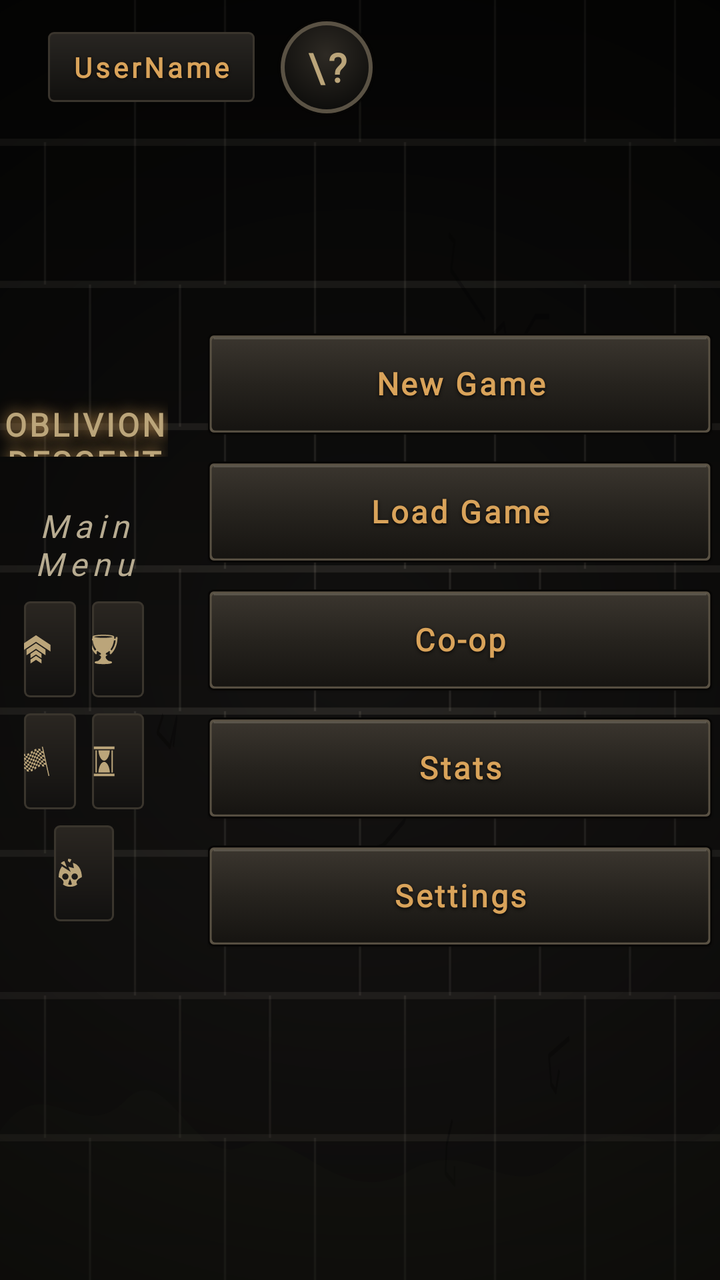
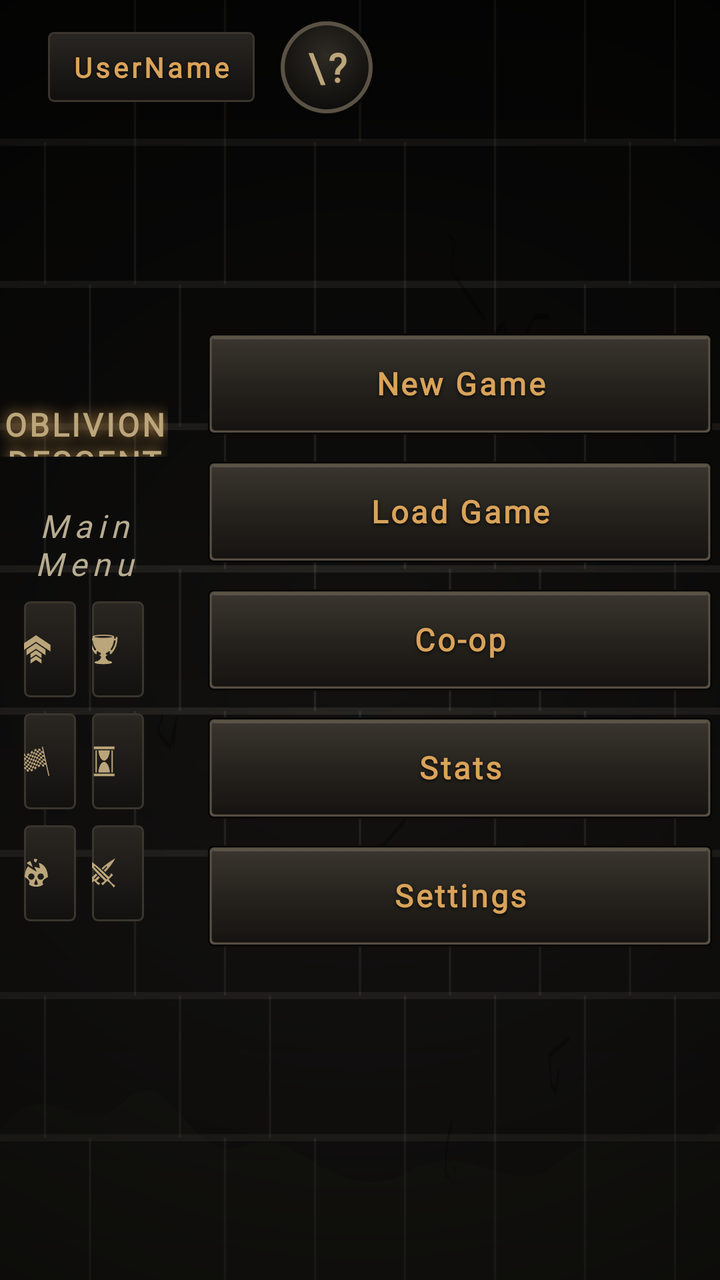

Two renders of the same Android screen: before a commit and after it. Below are the layout's source before the change and the commit's diff.
<!-- AndroidManifest.xml: activity theme Theme.OblivionDescent.Screen -->
<!-- res/layout/activity_menu.xml -->
<?xml version="1.0" encoding="utf-8"?>
<androidx.constraintlayout.widget.ConstraintLayout
    xmlns:android="http://schemas.android.com/apk/res/android"
    xmlns:app="http://schemas.android.com/apk/res-auto"
    xmlns:tools="http://schemas.android.com/tools"
    android:id="@+id/mainMenuLayout"
    android:layout_width="match_parent"
    android:layout_height="match_parent"
    android:background="@drawable/game_background">

    <View
        android:id="@+id/vignetteOverlay"
        android:layout_width="match_parent"
        android:layout_height="match_parent"
        android:background="@drawable/vignette_overlay"
        android:alpha="0.94"
        android:animation="@anim/slow_pulse" />

    <TextView
        android:id="@+id/tvUsername"
        style="@style/OD.Text.Label"
        android:layout_width="wrap_content"
        android:layout_height="wrap_content"
        android:text="UserName"
        android:textColor="@color/gold_glow"
        android:textSize="@dimen/text_small"
        app:layout_constraintTop_toTopOf="parent"
        app:layout_constraintStart_toStartOf="parent"
        android:layout_marginTop="@dimen/space_lg"
        android:layout_marginStart="@dimen/space_xl"
        android:paddingStart="@dimen/space_md"
        android:paddingEnd="@dimen/space_md"
        android:paddingTop="@dimen/space_sm"
        android:paddingBottom="@dimen/space_sm"
        android:background="@drawable/hud_panel"
        android:tag="stone"
        android:shadowColor="@color/ink_shadow"
        android:shadowDx="0"
        android:shadowDy="1"
        android:shadowRadius="3" />

    <com.google.android.material.button.MaterialButton
        android:id="@+id/btn_tutorial"
        android:layout_width="@dimen/touch_min"
        android:layout_height="@dimen/touch_min"
        android:layout_marginStart="@dimen/space_md"
        android:contentDescription="How to play"
        android:text="\?"
        android:textSize="@dimen/text_heading"
        android:textStyle="bold"
        android:fontFamily="@font/cinzel"
        android:textColor="@color/gold_bright"
        android:padding="0dp"
        android:minWidth="0dp"
        android:minHeight="0dp"
        android:insetLeft="0dp"
        android:insetTop="0dp"
        android:insetRight="0dp"
        android:insetBottom="0dp"
        app:backgroundTint="@null"
        android:background="@drawable/icon_btn_circle"
        app:strokeWidth="0dp"
        app:layout_constraintStart_toEndOf="@id/tvUsername"
        app:layout_constraintTop_toTopOf="@id/tvUsername"
        app:layout_constraintBottom_toBottomOf="@id/tvUsername"
        tools:ignore="HardcodedText" />

    <TextView
        android:id="@+id/GameTitleFront"
        style="@style/OD.Text.Title"
        android:layout_width="0dp"
        android:layout_height="wrap_content"
        android:text="Oblivion Descent"
        android:textAllCaps="true"
        android:textSize="48sp"
        android:maxLines="1"
        app:autoSizeTextType="uniform"
        app:autoSizeMinTextSize="16sp"
        app:autoSizeMaxTextSize="48sp"
        app:autoSizeStepGranularity="1sp"
        android:gravity="center"
        android:shadowColor="@color/gold_glow"
        android:shadowDx="0"
        android:shadowDy="0"
        android:shadowRadius="18"
        android:animation="@anim/glow_pulse"
        app:layout_constraintTop_toTopOf="parent"
        app:layout_constraintBottom_toTopOf="@+id/MainMenu"
        app:layout_constraintStart_toStartOf="parent"
        app:layout_constraintEnd_toStartOf="@+id/btn_new_game"
        app:layout_constraintVertical_chainStyle="packed"
        android:layout_marginEnd="@dimen/space_lg"
        tools:ignore="HardcodedText" />

    <TextView
        android:id="@+id/MainMenu"
        style="@style/OD.Text.Caption"
        android:layout_width="0dp"
        android:layout_height="wrap_content"
        android:text="Main Menu"
        android:textSize="@dimen/text_body"
        android:textStyle="italic"
        android:gravity="center"
        android:letterSpacing="0.18"
        android:animation="@anim/fade_in_delayed"
        app:layout_constraintTop_toBottomOf="@id/GameTitleFront"
        app:layout_constraintBottom_toTopOf="@+id/menu_extras"
        app:layout_constraintStart_toStartOf="@+id/GameTitleFront"
        app:layout_constraintEnd_toEndOf="@+id/GameTitleFront"
        android:layout_marginTop="@dimen/space_sm"
        tools:ignore="HardcodedText" />

    
    <LinearLayout
        android:id="@+id/menu_extras"
        android:layout_width="0dp"
        android:layout_height="wrap_content"
        android:orientation="vertical"
        android:gravity="center"
        android:layout_marginTop="@dimen/space_sm"
        android:layout_marginStart="@dimen/space_md"
        android:layout_marginEnd="@dimen/space_md"
        app:layout_constraintWidth_max="360dp"
        app:layout_constraintTop_toBottomOf="@id/MainMenu"
        app:layout_constraintBottom_toBottomOf="parent"
        app:layout_constraintStart_toStartOf="@+id/GameTitleFront"
        app:layout_constraintEnd_toEndOf="@+id/GameTitleFront">

        
        <LinearLayout
            android:layout_width="match_parent"
            android:layout_height="wrap_content"
            android:orientation="horizontal">

            <com.google.android.material.button.MaterialButton
                android:id="@+id/btn_altar"
                style="@style/OD.Button.Secondary"
                android:layout_width="0dp"
                android:layout_weight="1"
                android:layout_height="@dimen/touch_min"
                android:layout_marginEnd="@dimen/space_sm"
                android:paddingStart="@dimen/space_sm"
                android:paddingEnd="@dimen/space_sm"
                android:maxLines="1"
                android:textSize="@dimen/text_small"
                android:text="Soul Altar"
                app:icon="@drawable/ic_level"
                app:iconSize="@dimen/icon_sm"
                app:iconPadding="@dimen/space_xs"
                tools:ignore="HardcodedText" />

            <com.google.android.material.button.MaterialButton
                android:id="@+id/btn_daily"
                style="@style/OD.Button.Secondary"
                android:layout_width="0dp"
                android:layout_weight="1"
                android:layout_height="@dimen/touch_min"
                android:paddingStart="@dimen/space_sm"
                android:paddingEnd="@dimen/space_sm"
                android:maxLines="1"
                android:textSize="@dimen/text_small"
                android:text="Daily Run"
                app:icon="@drawable/ic_trophy"
                app:iconSize="@dimen/icon_sm"
                app:iconPadding="@dimen/space_xs"
                tools:ignore="HardcodedText" />

        </LinearLayout>

        <LinearLayout
            android:layout_width="match_parent"
            android:layout_height="wrap_content"
            android:layout_marginTop="@dimen/space_sm"
            android:orientation="horizontal">

            <com.google.android.material.button.MaterialButton
                android:id="@+id/btn_quests"
                style="@style/OD.Button.Secondary"
                android:layout_width="0dp"
                android:layout_weight="1"
                android:layout_height="@dimen/touch_min"
                android:layout_marginEnd="@dimen/space_sm"
                android:paddingStart="@dimen/space_sm"
                android:paddingEnd="@dimen/space_sm"
                android:maxLines="1"
                android:textSize="@dimen/text_small"
                android:text="Quests"
                app:icon="@drawable/ic_flag"
                app:iconSize="@dimen/icon_sm"
                app:iconPadding="@dimen/space_xs"
                tools:ignore="HardcodedText" />

            <com.google.android.material.button.MaterialButton
                android:id="@+id/btn_history"
                style="@style/OD.Button.Secondary"
                android:layout_width="0dp"
                android:layout_weight="1"
                android:layout_height="@dimen/touch_min"
                android:paddingStart="@dimen/space_sm"
                android:paddingEnd="@dimen/space_sm"
                android:maxLines="1"
                android:textSize="@dimen/text_small"
                android:text="Runs"
                app:icon="@drawable/ic_hourglass"
                app:iconSize="@dimen/icon_sm"
                app:iconPadding="@dimen/space_xs"
                tools:ignore="HardcodedText" />

        </LinearLayout>

        
        <LinearLayout
            android:layout_width="match_parent"
            android:layout_height="wrap_content"
            android:layout_marginTop="@dimen/space_sm"
            android:orientation="horizontal"
            android:gravity="center_horizontal"
            android:weightSum="2">

            <com.google.android.material.button.MaterialButton
                android:id="@+id/btn_bestiary"
                style="@style/OD.Button.Secondary"
                android:layout_width="0dp"
                android:layout_weight="1"
                android:layout_height="@dimen/touch_min"
                android:paddingStart="@dimen/space_sm"
                android:paddingEnd="@dimen/space_sm"
                android:maxLines="1"
                android:textSize="@dimen/text_small"
                android:text="Bestiary"
                app:icon="@drawable/ic_skull"
                app:iconSize="@dimen/icon_sm"
                app:iconPadding="@dimen/space_xs"
                tools:ignore="HardcodedText" />

        </LinearLayout>

    </LinearLayout>

    <com.google.android.material.button.MaterialButton
        android:id="@+id/btn_new_game"
        style="@style/OD.Button"
        android:layout_width="260dp"
        android:layout_height="@dimen/button_height"
        android:text="New Game"
        android:shadowColor="@color/ink_shadow"
        android:shadowDx="0"
        android:shadowDy="2"
        android:shadowRadius="4"
        android:stateListAnimator="@animator/button_elevation_anim"
        android:translationZ="6dp"
        app:layout_constraintVertical_chainStyle="packed"
        app:layout_constraintTop_toTopOf="parent"
        app:layout_constraintBottom_toTopOf="@+id/btn_load_game"
        app:layout_constraintEnd_toEndOf="parent"
        app:layout_constraintStart_toEndOf="@+id/GameTitleFront"
        android:layout_marginBottom="@dimen/space_md"
        tools:ignore="HardcodedText" />

    <com.google.android.material.button.MaterialButton
        android:id="@+id/btn_load_game"
        style="@style/OD.Button"
        android:layout_width="260dp"
        android:layout_height="@dimen/button_height"
        android:text="Load Game"
        android:shadowColor="@color/ink_shadow"
        android:shadowDx="0"
        android:shadowDy="2"
        android:shadowRadius="4"
        android:stateListAnimator="@animator/button_elevation_anim"
        android:translationZ="6dp"
        app:layout_constraintTop_toBottomOf="@+id/btn_new_game"
        app:layout_constraintBottom_toTopOf="@+id/btn_coop"
        app:layout_constraintStart_toStartOf="@+id/btn_new_game"
        app:layout_constraintEnd_toEndOf="@+id/btn_new_game"
        android:layout_marginBottom="@dimen/space_md"
        tools:ignore="HardcodedText" />

    <com.google.android.material.button.MaterialButton
        android:id="@+id/btn_coop"
        style="@style/OD.Button"
        android:layout_width="260dp"
        android:layout_height="@dimen/button_height"
        android:text="Co-op"
        android:shadowColor="@color/ink_shadow"
        android:shadowDx="0"
        android:shadowDy="2"
        android:shadowRadius="4"
        android:stateListAnimator="@animator/button_elevation_anim"
        android:translationZ="6dp"
        app:layout_constraintTop_toBottomOf="@+id/btn_load_game"
        app:layout_constraintBottom_toTopOf="@+id/btn_stats"
        app:layout_constraintStart_toStartOf="@+id/btn_new_game"
        app:layout_constraintEnd_toEndOf="@+id/btn_new_game"
        android:layout_marginBottom="@dimen/space_md"
        tools:ignore="HardcodedText" />

    <com.google.android.material.button.MaterialButton
        android:id="@+id/btn_stats"
        style="@style/OD.Button"
        android:layout_width="260dp"
        android:layout_height="@dimen/button_height"
        android:text="Stats"
        android:shadowColor="@color/ink_shadow"
        android:shadowDx="0"
        android:shadowDy="2"
        android:shadowRadius="4"
        android:stateListAnimator="@animator/button_elevation_anim"
        android:translationZ="6dp"
        app:layout_constraintTop_toBottomOf="@+id/btn_coop"
        app:layout_constraintBottom_toTopOf="@+id/btn_settings"
        app:layout_constraintStart_toStartOf="@+id/btn_new_game"
        app:layout_constraintEnd_toEndOf="@+id/btn_new_game"
        android:layout_marginBottom="@dimen/space_md"
        tools:ignore="HardcodedText" />

    <com.google.android.material.button.MaterialButton
        android:id="@+id/btn_settings"
        style="@style/OD.Button"
        android:layout_width="260dp"
        android:layout_height="@dimen/button_height"
        android:text="Settings"
        android:shadowColor="@color/ink_shadow"
        android:shadowDx="0"
        android:shadowDy="2"
        android:shadowRadius="4"
        android:stateListAnimator="@animator/button_elevation_anim"
        android:translationZ="6dp"
        app:layout_constraintTop_toBottomOf="@+id/btn_stats"
        app:layout_constraintBottom_toBottomOf="parent"
        app:layout_constraintStart_toStartOf="@+id/btn_new_game"
        app:layout_constraintEnd_toEndOf="@+id/btn_new_game"
        tools:ignore="HardcodedText" />

</androidx.constraintlayout.widget.ConstraintLayout>
<!-- resources referenced by this layout -->
<resources>
  <color name="gold_bright">#BBA57A</color>
  <color name="gold_glow">#D9A35A</color>
  <color name="ink_shadow">#0A0807</color>
  <dimen name="button_height">52dp</dimen>
  <dimen name="icon_sm">16dp</dimen>
  <dimen name="space_lg">16dp</dimen>
  <dimen name="space_md">12dp</dimen>
  <dimen name="space_sm">8dp</dimen>
  <dimen name="space_xl">24dp</dimen>
  <dimen name="space_xs">4dp</dimen>
  <dimen name="text_body">16sp</dimen>
  <dimen name="text_heading">20sp</dimen>
  <dimen name="text_small">14sp</dimen>
  <dimen name="touch_min">48dp</dimen>
  <style name="OD.Button.Secondary" parent="OD.Button">
          <item name="android:background">@drawable/btn_gothic_secondary</item>
          <item name="android:textColor">@color/gold_bright</item>
          <item name="iconTint">@color/gold_bright</item>
      </style>
  <style name="OD.Text.Caption" parent="OD.Text">
          <item name="android:textSize">@dimen/text_small</item>
          <item name="android:textColor">@color/bone_dim</item>
      </style>
  <style name="Theme.OblivionDescent.Screen" parent="Theme.MaterialComponents.DayNight.NoActionBar">
          <item name="android:windowBackground">@color/bg_deepest</item>
      </style>
  <color name="bg_deepest">#090908</color>
  <color name="bg_base">#121110</color>
  <color name="bg_surface">#1B1917</color>
  <color name="border_gold_inner">#3A352D</color>
  <color name="warning_amber">#D49A37</color>
  <color name="arcane_glow">#B58CE0</color>
  <color name="bone_white">#EAE0CA</color>
  <color name="gold_translucent_strong">#55C8742E</color>
  <color name="stone_crack">#070605</color>
  <color name="border_gold">#5A5244</color>
  <color name="stone_face">#2E2A24</color>
  <dimen name="text_button">16sp</dimen>
  <dimen name="icon_md">20dp</dimen>
  <style name="OD.Text" parent="">
          <item name="android:fontFamily">@font/crimson_pro</item>
          <item name="android:textSize">@dimen/text_body</item>
          <item name="android:textColor">@color/bone_white</item>
      </style>
  <color name="bone_dim">#B8AC91</color>
  <dimen name="text_caption">12sp</dimen>
  <dimen name="text_title">26sp</dimen>
  <color name="gold_dim">#4A2A14</color>
  <color name="gold_translucent">#33C8742E</color>
  <!-- unchanged entries left out for length: 15 -->
</resources>

<!-- the commit's change to res/layout/activity_menu.xml (unified diff, before → after) -->
@@ -213,9 +213,7 @@
             android:layout_width="match_parent"
             android:layout_height="wrap_content"
             android:layout_marginTop="@dimen/space_sm"
-            android:orientation="horizontal"
-            android:gravity="center_horizontal"
-            android:weightSum="2">
+            android:orientation="horizontal">
 
             <com.google.android.material.button.MaterialButton
                 android:id="@+id/btn_bestiary"
@@ -223,12 +221,29 @@
                 android:layout_width="0dp"
                 android:layout_weight="1"
                 android:layout_height="@dimen/touch_min"
+                android:layout_marginEnd="@dimen/space_sm"
                 android:paddingStart="@dimen/space_sm"
                 android:paddingEnd="@dimen/space_sm"
                 android:maxLines="1"
                 android:textSize="@dimen/text_small"
                 android:text="Bestiary"
                 app:icon="@drawable/ic_skull"
+                app:iconSize="@dimen/icon_sm"
+                app:iconPadding="@dimen/space_xs"
+                tools:ignore="HardcodedText" />
+
+            <com.google.android.material.button.MaterialButton
+                android:id="@+id/btn_weekly"
+                style="@style/OD.Button.Secondary"
+                android:layout_width="0dp"
+                android:layout_weight="1"
+                android:layout_height="@dimen/touch_min"
+                android:paddingStart="@dimen/space_sm"
+                android:paddingEnd="@dimen/space_sm"
+                android:maxLines="1"
+                android:textSize="@dimen/text_small"
+                android:text="Weekly"
+                app:icon="@drawable/ic_crossed_swords"
                 app:iconSize="@dimen/icon_sm"
                 app:iconPadding="@dimen/space_xs"
                 tools:ignore="HardcodedText" />
<!-- resource entries referenced after the edit -->
@@ -14,6 +14,18 @@
   <dimen name="text_heading">20sp</dimen>
   <dimen name="text_small">14sp</dimen>
   <dimen name="touch_min">48dp</dimen>
+  <!-- drawable ic_crossed_swords (drawable) -->
+  <?xml version="1.0" encoding="utf-8"?>
+  <vector xmlns:android="http://schemas.android.com/apk/res/android"
+      android:width="20dp"
+      android:height="20dp"
+      android:viewportWidth="512"
+      android:viewportHeight="512"
+      android:tint="@color/steel">
+      <path
+          android:fillColor="#FFFFFF"
+          android:pathData="M19.75 14.438c59.538 112.29 142.51 202.35 232.28 292.718l3.626 3.75 .063 -.062c21.827 21.93 44.04 43.923 66.405 66.25 -18.856 14.813 -38.974 28.2 -59.938 40.312l28.532 28.53 68.717 -68.717c42.337 27.636 76.286 63.646 104.094 105.81l28.064 -28.06c-42.47 -27.493 -79.74 -60.206 -106.03 -103.876l68.936 -68.938 -28.53 -28.53c-11.115 21.853 -24.413 42.015 -39.47 60.593 -43.852 -43.8 -86.462 -85.842 -130.125 -125.47 -.224 -.203 -.432 -.422 -.656 -.625C183.624 122.75 108.515 63.91 19.75 14.437zm471.875 0c-83.038 46.28 -154.122 100.78 -221.97 161.156l22.814 21.562 56.81 -56.812 13.22 13.187 -56.438 56.44 24.594 23.186c61.802 -66.92 117.6 -136.92 160.97 -218.72zm-329.53 125.906l200.56 200.53c-4.36 4.443 -8.84 8.793 -13.405 13.032L148.875 153.53l13.22 -13.186zm-76.69 113.28l-28.5 28.532 68.907 68.906c-26.29 43.673 -63.53 76.414 -106 103.907l28.063 28.06c27.807 -42.164 61.758 -78.174 104.094 -105.81l68.718 68.717 28.53 -28.53c-20.962 -12.113 -41.08 -25.5 -59.937 -40.313 17.865 -17.83 35.61 -35.433 53.157 -52.97l-24.843 -25.655 -55.47 55.467c-4.565 -4.238 -9.014 -8.62 -13.374 -13.062l55.844 -55.844 -24.53 -25.374c-18.28 17.856 -36.602 36.06 -55.158 54.594 -15.068 -18.587 -28.38 -38.758 -39.5 -60.625z"/>
+  </vector>
   <style name="OD.Button.Secondary" parent="OD.Button">
           <item name="android:background">@drawable/btn_gothic_secondary</item>
           <item name="android:textColor">@color/gold_bright</item>
@@ -30,6 +42,7 @@
   <color name="bg_base">#121110</color>
   <color name="bg_surface">#1B1917</color>
   <color name="border_gold_inner">#3A352D</color>
+  <color name="steel">#B4BEC8</color>
   <color name="warning_amber">#D49A37</color>
   <color name="arcane_glow">#B58CE0</color>
   <color name="bone_white">#EAE0CA</color>
